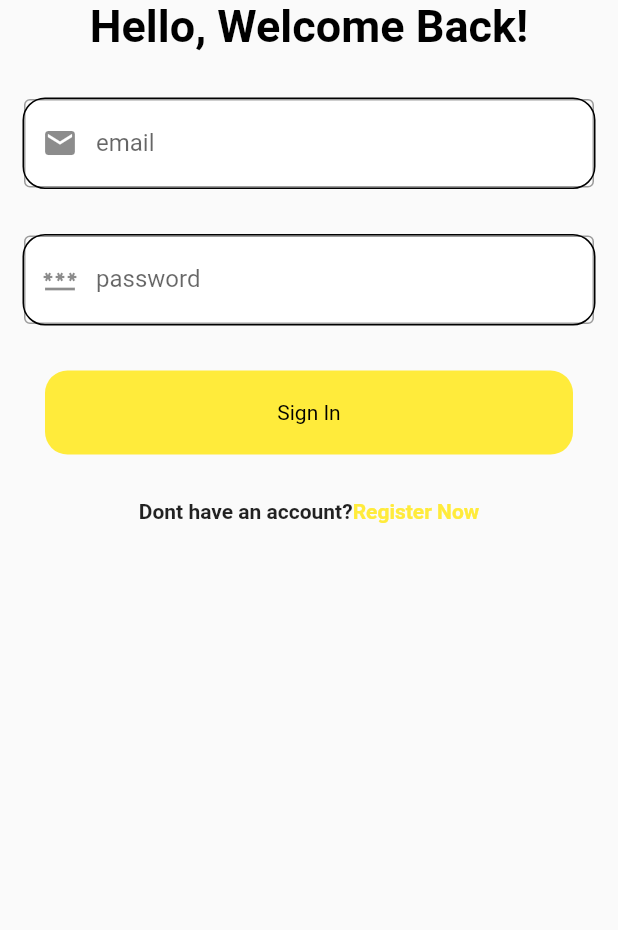
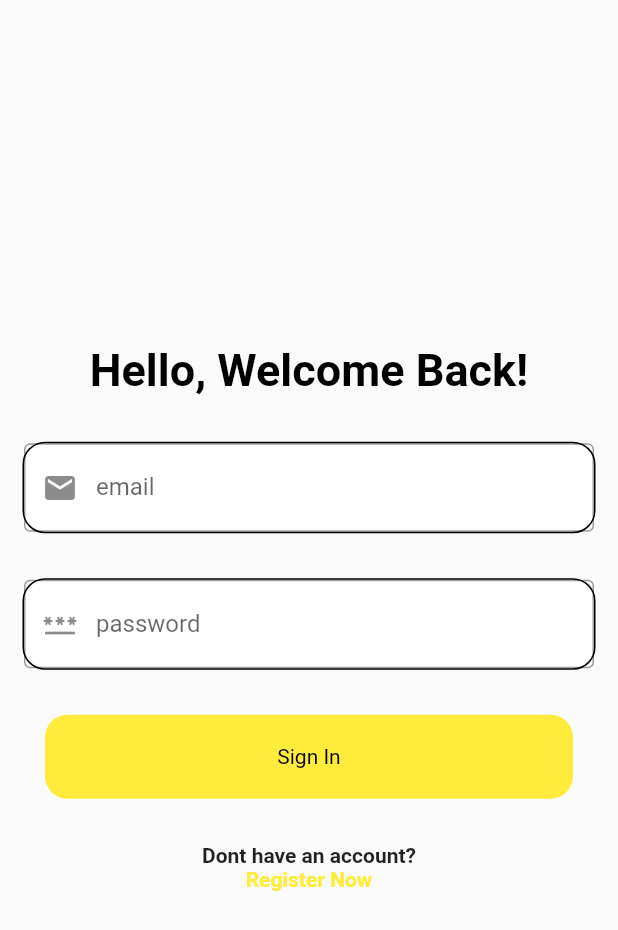
Before and after one commit to andrewkimjoseph/testerapp, a Flutter app: the screen it shows after launch, on a phone screen of 412 x 824 dp. Shown: the top 930 px of the screen. Run offline on Flutter 3.47's test engine with Material 2 defaults, Android fonts, the light colour scheme and no system bars; our stand-ins replace firebase_auth, firebase_core, firebase_database, flutter_holo_date_picker; accounts and stored records are empty.

Commit message:
Refactoring widgets

```diff
--- a/lib/pages/loginpage.dart
+++ b/lib/pages/loginpage.dart
@@ -33,10 +33,11 @@ class _LoginPageState extends State<LoginPage> {
     return MaterialApp(
       debugShowCheckedModeBanner: false,
       home: Scaffold(
-        body: SingleChildScrollView(
+        body: Center(
+          child: SingleChildScrollView(
             child: Column(
-            mainAxisAlignment: MainAxisAlignment.center,
-            crossAxisAlignment: CrossAxisAlignment.center,
+              // mainAxisAlignment: MainAxisAlignment.center,
+              // crossAxisAlignment: CrossAxisAlignment.center,
               children: [
                 const Text(
                   'Hello, Welcome Back!',
@@ -62,7 +63,7 @@ class _LoginPageState extends State<LoginPage> {
                               border: Border.all(color: Colors.black)),
                           child: TextFormField(
                             controller: _emailController,
-                          keyboardType: TextInputType.phone,
+                            keyboardType: TextInputType.text,
                             decoration: const InputDecoration(
                                 labelText: 'email',
                                 hintText: 'enter email',
@@ -70,7 +71,9 @@ class _LoginPageState extends State<LoginPage> {
                                 border: OutlineInputBorder()),
                             onChanged: (String value) {},
                             validator: (value) {
-                            return value!.isEmpty ? 'please enter email' : null;
+                              return value!.isEmpty
+                                  ? 'please enter email'
+                                  : null;
                             },
                           ),
                         ),
@@ -136,10 +139,6 @@ class _LoginPageState extends State<LoginPage> {
                       ),
 
                       //don't have an account ? register now
-
-                    Row(
-                      mainAxisAlignment: MainAxisAlignment.center,
-                      children: [
                       const Text(
                         'Dont have an account?',
                         style: TextStyle(fontWeight: FontWeight.bold),
@@ -152,8 +151,6 @@ class _LoginPageState extends State<LoginPage> {
                               color: Colors.yellow,
                               fontWeight: FontWeight.bold),
                         ),
-                        )
-                      ],
                       ),
                     ],
                   ),
@@ -162,10 +159,7 @@ class _LoginPageState extends State<LoginPage> {
             ),
           ),
         ),
+      ),
     );
   }
 }
-
-
-
-  // This widget is the root of your application.
```
Lines whose indentation alone changed are shown as unchanged.
